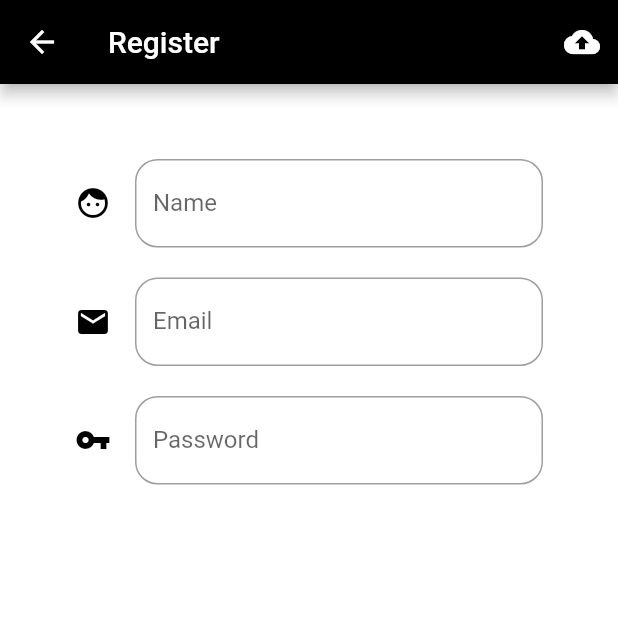
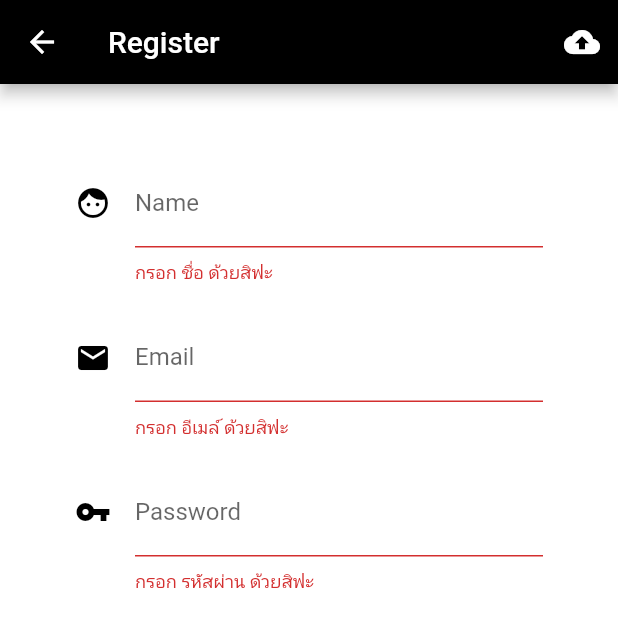
Before and after one commit to theeraphol/JittiFirebase, a Flutter app: the Register screen opened directly, after a tap on the "cloud upload" icon, on a phone screen of 412 x 824 dp. Shown: the top 627 px of the screen. Run offline on Flutter 3.47's test engine with Material 2 defaults, Android fonts, the phone set to English and light mode, and no system bars.

Commit message:
day2 after lunch

```diff
--- a/lib/screens/authen.dart
+++ b/lib/screens/authen.dart
@@ -83,8 +83,8 @@ class _AuthenState extends State<Authen> {
         child: Column(
           children: <Widget>[
             Container(
-              width: 150.0,
-              height: 150.0,
+              width: 300.0,
+              height: 300.0,
               child: showLogo(),
             ),
             Container(margin: EdgeInsets.only(top: 15.0), child: showAppName()),
--- a/lib/screens/register.dart
+++ b/lib/screens/register.dart
@@ -6,6 +6,9 @@ class Register extends StatefulWidget {
 }
 
 class _RegisterState extends State<Register> {
+// Explicit
+  final formKey = GlobalKey<FormState>();
+
   Widget passwordTextFormField() {
     return TextFormField(
       obscureText: true,
@@ -22,6 +25,13 @@ class _RegisterState extends State<Register> {
             Icons.vpn_key,
             color: Colors.black,
           )),
+      validator: (String value) {
+        if (value.length == 0) {
+          return 'กรอก รหัสผ่าน ด้วยสิฟะ';
+        } else if (value.length <= 5) {
+          return 'กรอก รหัสผ่าน ไม่พอเว้ยเฮ้ย';
+        }
+      },
     );
   }
 
@@ -39,7 +49,15 @@ class _RegisterState extends State<Register> {
         icon: Icon(
           Icons.email,
           color: Colors.black,
-          )),
+        ),
+      ),
+      validator: (String value) {
+        if (value.length == 0) {
+          return 'กรอก อีเมล์ ด้วยสิฟะ';
+        } else if (!((value.contains('@')) && (value.contains('.')))) {
+          return 'กรอก อีเมล์ ผิดรูปแบบเว้ยเฮ้ย';
+        }
+      },
     );
   }
 
@@ -59,6 +77,11 @@ class _RegisterState extends State<Register> {
             Icons.face,
             color: Colors.black,
           )),
+      validator: (String value) {
+        if (value.length == 0) {
+          return 'กรอก ชื่อ ด้วยสิฟะ';
+        }
+      },
     );
   }
 
@@ -68,6 +91,7 @@ class _RegisterState extends State<Register> {
       tooltip: 'Upload to Firebase',
       onPressed: () {
         print("you click upload");
+        if (formKey.currentState.validate()) {}
       },
     );
   }
@@ -80,7 +104,9 @@ class _RegisterState extends State<Register> {
         title: Text("Register"),
         actions: <Widget>[uploadButton()],
       ),
-      body: Container(
+      body: Form(
+        key: formKey,
+        child: Container(
           decoration: BoxDecoration(
             gradient: RadialGradient(
               colors: [
@@ -108,6 +134,7 @@ class _RegisterState extends State<Register> {
             ],
           ),
         ),
+      ),
     );
   }
 }
```
Lines whose indentation alone changed are shown as unchanged.
